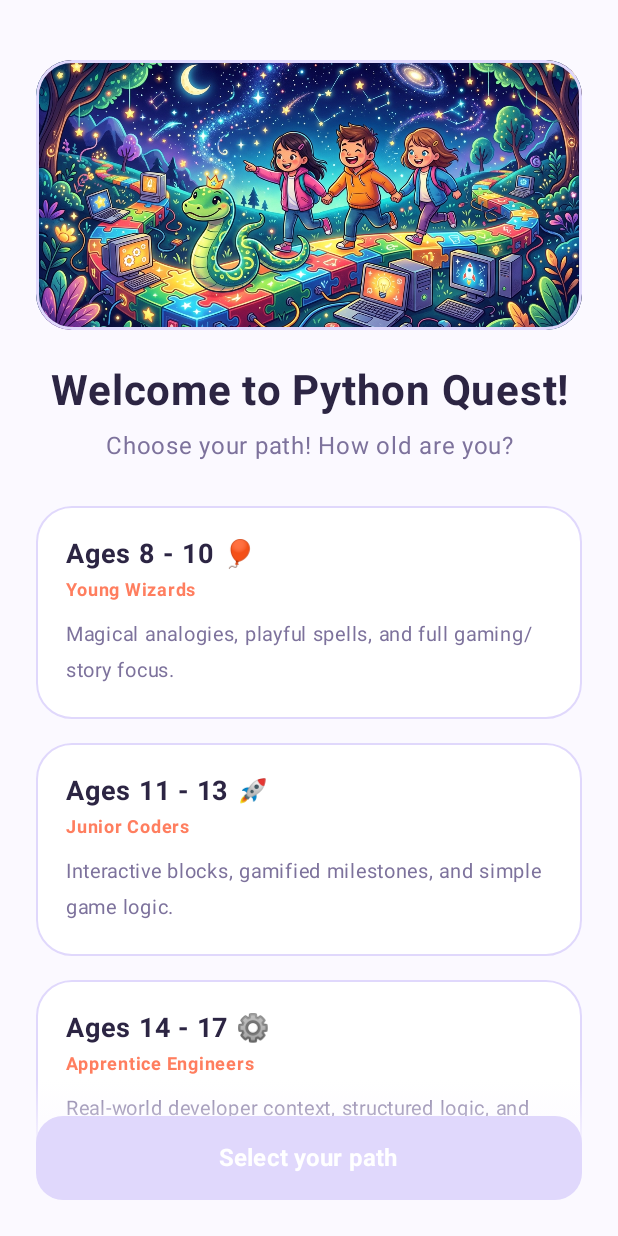
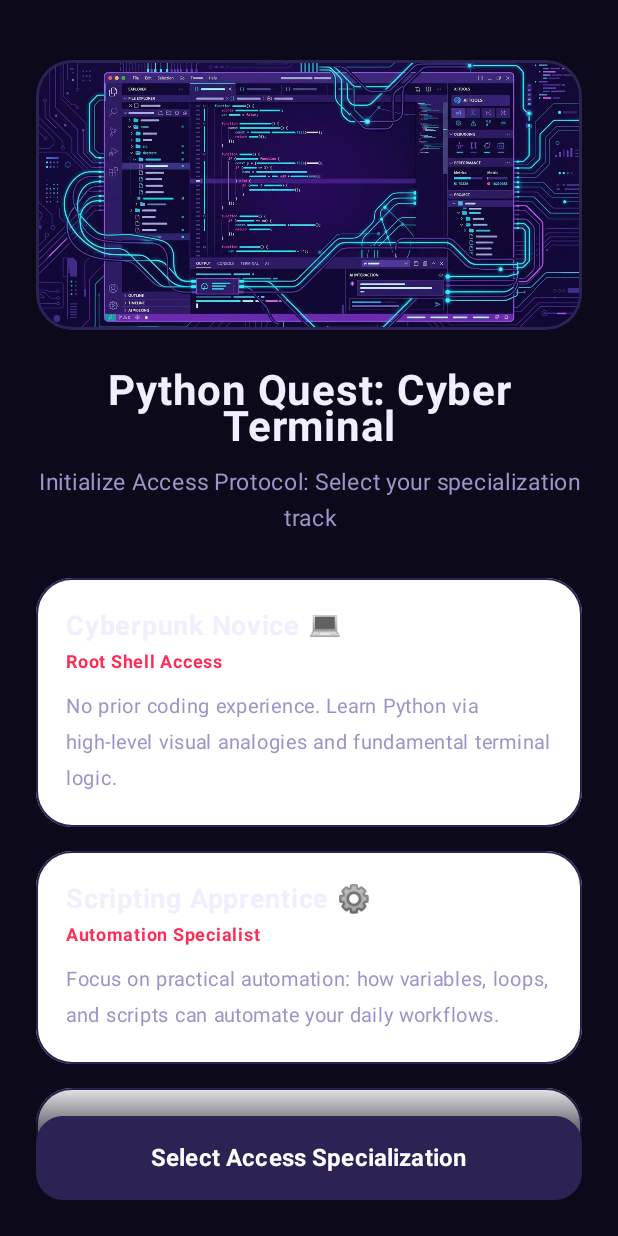
Before and after one commit to LMMinier/Pytha, an Android app built with Jetpack Compose: the screen it shows after launch (MainActivity), on a phone screen of 412 x 824 dp. Run offline under Robolectric (Android 15) with nearby library versions, the light colour scheme and no system bars; our stand-ins replace Room's generated code.

Commit message:
feat: rebrand as Cyber Terminal for adult learners
Migrate the application from a kid-friendly visual theme to a cyberpunk-inspired, terminal-centric UI and update the instructional copy for an adult, enterprise-focused audience.

```diff
--- a/app/src/main/java/com/example/MainActivity.kt
+++ b/app/src/main/java/com/example/MainActivity.kt
@@ -176,7 +176,7 @@
                     }
                     Column(modifier = Modifier.weight(1f)) {
                         Text(
-                            text = "MAGICAL POWER UP! 🔮",
+                            text = "CORE COMPILATION COMPLETE! ⚡",
                             fontSize = 12.sp,
                             fontWeight = FontWeight.Bold,
                             color = Color(0xFFFDE047)
--- a/app/src/main/java/com/example/data/Quest.kt
+++ b/app/src/main/java/com/example/data/Quest.kt
@@ -20,63 +20,63 @@
     val quests = listOf(
         Quest(
             id = "quest_1",
-            title = "Summon Your First Animal!",
-            levelName = "Level 1: Say Hello!",
-            icon = "🐍",
-            description = "Learn how to use Python's print() magic spell to display characters on the screen!",
-            story = "Hi there, aspiring coder! I'm Monty, your Python snake friend. 🐍 In Python, we have a magic command called print(). Whatever you put inside this command, Python will show it on the screen! Today, a lonely lion wants to come out and play on our meadow. Can you help me summon him?",
-            instruction = "Tap the puzzle blocks to write print(\"🦁\") and click the RUN button to summon your lion!",
-            startingCode = "# Summon a lion here!\n",
-            blocks = listOf("print(", "\"🦁\"", "\"🍕\"", "\"🚀\"", ")"),
+            title = "Boot Up the AI Core!",
+            levelName = "Level 1: System Boot",
+            icon = "🤖",
+            description = "Run your first Python output command to initialize the system console!",
+            story = "Welcome to the Python Quest Cyber Terminal. You are initiating standard mainframe terminal access. In Python, the print() function sends data out to the display buffer. Let's start by waking up the primary AI Daemon (represented by 🤖) to verify system-wide visual response.",
+            instruction = "Tap the puzzle blocks to write print(\"🤖\") and execute the runtime!",
+            startingCode = "# Wake up the AI Daemon!\n",
+            blocks = listOf("print(", "\"🤖\"", "\"💥\"", "\"⚡\"", ")"),
             targetKeyword = "print",
-            targetEmoji = "🦁",
-            conceptTitle = "The print() Spell",
-            conceptExplanation = "In Python, print() is a built-in function. It takes whatever is inside the parentheses (like text or an emoji) and displays it on the screen! Strings are written inside quotes (like \"🦁\") so Python knows it is text."
+            targetEmoji = "🤖",
+            conceptTitle = "Standard Output",
+            conceptExplanation = "The print() function is the fundamental way to communicate with developers. It evaluates the expression inside the parentheses (arguments) and writes it to the standard output terminal. String literals are enclosed in quotes."
         ),
         Quest(
             id = "quest_2",
-            title = "The Magical Variable Box",
-            levelName = "Level 2: Variables!",
-            icon = "🎁",
-            description = "Discover Variables - special named containers where you can store values!",
-            story = "Woah! You're a natural! Now, imagine you have a secret storage box. 🎁 In Python, we call this a variable. You can give the box any name you like, and put a value (like a balloon \"🎈\") inside it! Later, when you print the name of the variable, Python will retrieve the value!",
-            instruction = "Create a box named 'toy' and store \"🎈\" in it. Then, print(toy) to let it float!",
-            startingCode = "toy = \"🎈\"\n# Write print(toy) below:\n",
-            blocks = listOf("print(", "toy", "\"🎈\"", ")"),
-            targetKeyword = "print(toy)",
-            targetEmoji = "🎈",
-            conceptTitle = "Variables (Data Containers)",
-            conceptExplanation = "A variable is like a named box in computer memory. Here, 'toy' is the name of the box, and we used '=' to put the balloon '🎈' inside it. When you run print(toy), Python looks inside the box named 'toy' and displays the balloon!"
+            title = "Memory Allocation Key",
+            levelName = "Level 2: Variables",
+            icon = "🔑",
+            description = "Discover Variables - named memory locations used to store program data dynamically!",
+            story = "Console initialized. Next, we must register credentials. In programming, we store values in memory using 'variables' (custom labeled containers). By assigning an access token (like a key \"🔑\") to a variable name, we can refer back to it and execute authorization scripts seamlessly!",
+            instruction = "Create a box named 'token' and store \"🔑\" in it. Then, print(token) to request node access!",
+            startingCode = "token = \"🔑\"\n# Write print(token) below to load the credentials:\n",
+            blocks = listOf("print(", "token", "\"🔑\"", ")"),
+            targetKeyword = "print(token)",
+            targetEmoji = "🔑",
+            conceptTitle = "Variable Assignment",
+            conceptExplanation = "Variables hold values so your programs can remember and manipulate data. Writing token = \"🔑\" assigns the string \"🔑\" to the variable named 'token'. Calling print(token) retrieves whatever is currently stored in that address."
         ),
         Quest(
             id = "quest_3",
-            title = "The Copy Machine",
-            levelName = "Level 3: Super Loops!",
-            icon = "🔄",
-            description = "Use loops to repeat your commands and spawn a whole shower of stars!",
-            story = "Amazing! Now, what if you wanted to summon 3 shiny stars? ⭐⭐⭐ Typing print() three times is too tiring! Instead, we can use a loop. A loop is like an automated machine that repeats your commands as many times as you want!",
-            instruction = "Write a loop to print(\"⭐\") three times!",
-            startingCode = "for i in range(3):\n    # Type print(\"⭐\") below (make sure to indent it with spaces!):\n    ",
-            blocks = listOf("for i in range(3):", "  print(", "\"⭐\"", ")"),
+            title = "Threat Mitigation Loop",
+            levelName = "Level 3: Automation Loops",
+            icon = "🛡️",
+            description = "Automate security loops to clear firewall blocks with repeated shield pings!",
+            story = "Alert! Minor intrusion detected in firewall sector 3. To defend our subnet, we need to deploy three visual defensive shields. Instead of writing print statements over and over, professional developers automate execution using a 'for loop'!",
+            instruction = "Write an automated loop to print(\"🛡️\") three times and secure the sector!",
+            startingCode = "for i in range(3):\n    # Type print(\"🛡️\") below (make sure to indent it with spaces!):\n    ",
+            blocks = listOf("for i in range(3):", "  print(", "\"🛡️\"", ")"),
             targetKeyword = "range(3)",
-            targetEmoji = "⭐",
+            targetEmoji = "🛡️",
             conceptTitle = "For Loops",
-            conceptExplanation = "A 'for' loop tells Python to repeat a block of code. 'for i in range(3):' means 'repeat the indented lines under me exactly 3 times!'. Python uses indentation (spaces) to know which lines belong inside the loop."
+            conceptExplanation = "A 'for' loop tells Python to repeat a block of code. 'for i in range(3):' means 'repeat the indented lines under me exactly 3 times!'. Python uses indentation (spaces) to define block scoping."
         ),
         Quest(
             id = "quest_4",
-            title = "The Decision Maker",
-            levelName = "Level 4: If Statements!",
-            icon = "🚦",
-            description = "Teach Python how to make smart choices using true/false conditions!",
-            story = "You are practically a Python Master now! 🎓 Sometimes, computer programs need to make choices based on conditions. Like: If it is sunny, show a sun! Otherwise (else), show rain! We can do this using 'if' and 'else'. Let's see if we can reward a high score!",
-            instruction = "Make Python choose what to print! If the score is high, print a trophy \"🏆\"!",
-            startingCode = "score = 10\nif score > 5:\n    # Print a trophy here!\n    \nelse:\n    print(\"🌧️\")\n",
-            blocks = listOf("print(", "\"🏆\"", "\"😢\"", ")"),
+            title = "The Decryption Branch Gate",
+            levelName = "Level 4: Boolean Conditions",
+            icon = "🔓",
+            description = "Design an active decider that branches execution based on system conditions!",
+            story = "Excellent progress, Operator. We're at the bypass router! Sometimes programs make logical choices dynamically based on variables. If system power is optimal, output '🔓' to bypass the node; otherwise (else), return the alert '🚨'. Let's write the decider!",
+            instruction = "Complete the decider block! If system power is high, output the bypass signal \"🔓\"!",
+            startingCode = "power = 10\nif power > 5:\n    # Print the bypass success signal '🔓' here!\n    \nelse:\n    print(\"🚨\")\n",
+            blocks = listOf("print(", "\"🔓\"", "\"🚨\"", ")"),
             targetKeyword = "if",
-            targetEmoji = "🏆",
-            conceptTitle = "If-Else Statements",
-            conceptExplanation = "An 'if' statement tests a condition (like 'is the score greater than 5?'). If that condition is true, Python runs the code block directly under 'if'. If it is false, Python skips to the 'else:' block!"
+            targetEmoji = "🔓",
+            conceptTitle = "Conditional Logic",
+            conceptExplanation = "An 'if' statement tests a boolean expression. If that condition is true, only the block indented under 'if' runs. Otherwise, execution shifts to the 'else:' block. This is how programs make adaptive decisions."
         )
     )
 }
--- a/app/src/main/java/com/example/ui/screens/AgeSelectionScreen.kt
+++ b/app/src/main/java/com/example/ui/screens/AgeSelectionScreen.kt
@@ -35,10 +35,10 @@
     val currentTier by viewModel.selectedAgeTier.collectAsState()
 
     val options = listOf(
-        AgeTierOption("8_10", "Ages 8 - 10 🎈", "Young Wizards", "Magical analogies, playful spells, and full gaming/story focus."),
-        AgeTierOption("11_13", "Ages 11 - 13 🚀", "Junior Coders", "Interactive blocks, gamified milestones, and simple game logic."),
-        AgeTierOption("14_17", "Ages 14 - 17 ⚙️", "Apprentice Engineers", "Real-world developer context, structured logic, and friendly mentorship."),
-        AgeTierOption("18_plus", "Ages 18+ 💡", "Curious Minds", "Clear programming workflows, conceptual explanations, and quick guides.")
+        AgeTierOption("8_10", "Cyberpunk Novice 💻", "Root Shell Access", "No prior coding experience. Learn Python via high-level visual analogies and fundamental terminal logic."),
+        AgeTierOption("11_13", "Scripting Apprentice ⚙️", "Automation Specialist", "Focus on practical automation: how variables, loops, and scripts can automate your daily workflows."),
+        AgeTierOption("14_17", "AI Apprentice 🧠", "Neural Net Developer", "Explore code logic, branches, and lists with an eye toward AI inputs, prompt chains, and datasets."),
+        AgeTierOption("18_plus", "Mainframe Architect 💡", "System Engineer", "Dive deep into clean programming workflows, structured backend concepts, and clean coding practices.")
     )
 
     Box(
@@ -60,8 +60,8 @@
                     modifier = Modifier.fillMaxWidth()
                 ) {
                     Image(
-                        painter = painterResource(id = R.drawable.img_onboarding_hero),
-                        contentDescription = "Onboarding Python Wizard",
+                        painter = painterResource(id = R.drawable.img_cyber_onboarding),
+                        contentDescription = "Onboarding Cyber Core",
                         modifier = Modifier
                             .fillMaxWidth()
                             .height(180.dp)
@@ -71,7 +71,7 @@
                     )
                     Spacer(modifier = Modifier.height(24.dp))
                     Text(
-                        text = "Welcome to Python Quest!",
+                        text = "Python Quest: Cyber Terminal",
                         fontSize = 28.sp,
                         fontWeight = FontWeight.Bold,
                         color = TextDark,
@@ -79,8 +79,8 @@
                     )
                     Spacer(modifier = Modifier.height(8.dp))
                     Text(
-                        text = "Choose your path! How old are you?",
-                        fontSize = 16.sp,
+                        text = "Initialize Access Protocol: Select your specialization track",
+                        fontSize = 15.sp,
                         color = TextLight,
                         textAlign = TextAlign.Center
                     )
@@ -178,7 +178,7 @@
                     .testTag("onboarding_continue_button")
             ) {
                 Text(
-                    text = if (currentTier != null) "START QUEST! 🎯" else "Select your path",
+                    text = if (currentTier != null) "INITIALIZE CORE TERMINAL 🔓" else "Select Access Specialization",
                     fontSize = 16.sp,
                     fontWeight = FontWeight.Bold,
                     color = Color.White
--- a/app/src/main/java/com/example/ui/screens/PlaygroundScreen.kt
+++ b/app/src/main/java/com/example/ui/screens/PlaygroundScreen.kt
@@ -318,15 +318,15 @@
                             horizontalArrangement = Arrangement.spacedBy(12.dp)
                         ) {
                             Image(
-                                painter = painterResource(id = R.drawable.img_monty_avatar),
-                                contentDescription = "Monty Avatar",
+                                painter = painterResource(id = R.drawable.img_cyber_daemon),
+                                contentDescription = "Cyber Daemon Avatar",
                                 modifier = Modifier
                                     .size(44.dp)
                                     .clip(CircleShape)
                                     .border(2.dp, KidsPurple, CircleShape),
                                 contentScale = ContentScale.Crop
                             )
-                            Text("Monty's Code Review", fontSize = 18.sp, fontWeight = FontWeight.Bold, color = KidsPurple)
+                            Text("AI Compiler Daemon", fontSize = 18.sp, fontWeight = FontWeight.Bold, color = KidsPurple)
                         }
                     },
                     text = {
--- a/app/src/main/java/com/example/ui/screens/PythonExplorerScreen.kt
+++ b/app/src/main/java/com/example/ui/screens/PythonExplorerScreen.kt
@@ -288,7 +288,7 @@
                         contentAlignment = Alignment.Center
                     ) {
                         Image(
-                            painter = painterResource(id = R.drawable.img_monty_avatar),
+                            painter = painterResource(id = R.drawable.img_cyber_daemon),
                             contentDescription = currentAvatar.name,
                             modifier = Modifier
                                 .fillMaxSize()
--- a/app/src/main/java/com/example/ui/theme/Color.kt
+++ b/app/src/main/java/com/example/ui/theme/Color.kt
@@ -2,18 +2,19 @@
 
 import androidx.compose.ui.graphics.Color
 
-val KidsPurple = Color(0xFF8C52FF)
-val KidsOrange = Color(0xFFFF7E5F)
-val KidsYellow = Color(0xFFFFD166)
-val KidsGreen = Color(0xFF4CAF50)
-val KidsMint = Color(0xFFE8F5E9)
+// Cyberpunk Dark-Theme Palette for Beginners 18+
+val KidsPurple = Color(0xFF9D4EDD) // Neon violet/purple
+val KidsOrange = Color(0xFFFF2D55) // Cyber neon pink/red
+val KidsYellow = Color(0xFFFFB703) // Cyber neon yellow
+val KidsGreen = Color(0xFF00F5D4)  // Neon cyan/mint green
+val KidsMint = Color(0xFF1B2B34)   // Deep slate terminal accent
 
-val KidsBg = Color(0xFFFBF9FF)
-val KidsCardBg = Color(0xFFFFFFFF)
-val KidsBorder = Color(0xFFE0D8FC)
+val KidsBg = Color(0xFF0C091A)     // Deep space black/dark purple background
+val KidsCardBg = Color(0xFF161130) // Dark slate-indigo card background
+val KidsBorder = Color(0xFF2C2254) // Indigo neon borders
 
-val TextDark = Color(0xFF2C2543)
-val TextLight = Color(0xFF7D729C)
+val TextDark = Color(0xFFF1EEFD)   // Bright white-violet for primary texts
+val TextLight = Color(0xFF9F93C9)  // Soft light purple-lavender for secondary text
 
 // Material 3 mappings
 val Primary = KidsPurple
--- a/app/src/main/java/com/example/ui/theme/Theme.kt
+++ b/app/src/main/java/com/example/ui/theme/Theme.kt
@@ -7,7 +7,7 @@
 import androidx.compose.runtime.Composable
 import androidx.compose.ui.graphics.Color
 
-private val LightColorScheme = lightColorScheme(
+private val DarkCyberColorScheme = darkColorScheme(
     primary = Primary,
     secondary = Secondary,
     tertiary = Tertiary,
@@ -22,12 +22,12 @@
 
 @Composable
 fun MyApplicationTheme(
-    darkTheme: Boolean = isSystemInDarkTheme(),
-    dynamicColor: Boolean = false, // Keep colors cohesive across devices for kids
+    darkTheme: Boolean = true,
+    dynamicColor: Boolean = false,
     content: @Composable () -> Unit
 ) {
     MaterialTheme(
-        colorScheme = LightColorScheme,
+        colorScheme = DarkCyberColorScheme,
         typography = Typography,
         content = content
     )
```
Also changed, not shown: app/src/main/java/com/example/interpreter/PythonInterpreter.kt (+4 -4 lines), app/src/main/java/com/example/ui/MainViewModel.kt (+10 -30 lines), app/src/main/java/com/example/ui/screens/BooksScreen.kt (+4 -4 lines), app/src/main/java/com/example/ui/screens/HomeScreen.kt (+7 -7 lines), app/src/main/java/com/example/ui/screens/LessonScreen.kt (+4 -4 lines), app/src/main/res/drawable/img_cyber_daemon.jpg (added), app/src/main/res/drawable/img_cyber_home_banner.jpg (added), app/src/main/res/drawable/img_cyber_onboarding.jpg (added), app/src/main/res/drawable/img_home_banner.jpg (deleted), app/src/main/res/drawable/img_monty_avatar.jpg (deleted), app/src/main/res/drawable/img_onboarding_hero.jpg (deleted), 2 other files.
